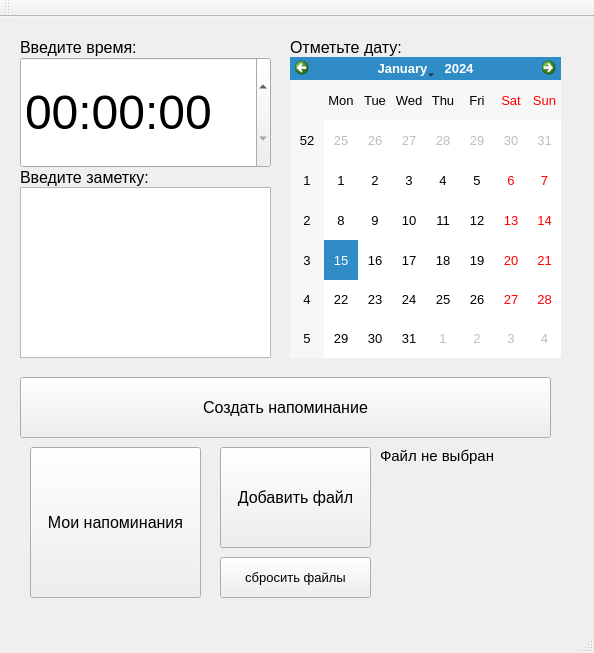
The window that mainwindow.ui (slevinsps/reminder) describes before a commit, drawn with Qt 5.
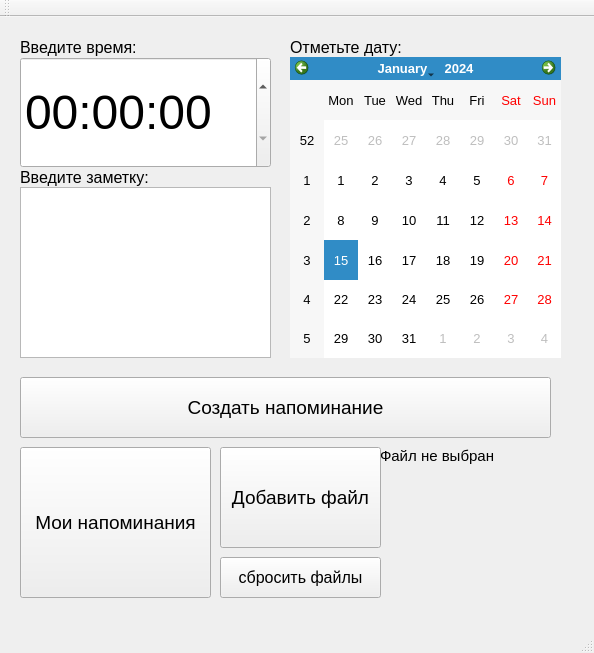
The same window after the commit.

The edit to the form file:
```diff
--- a/mainwindow.ui
+++ b/mainwindow.ui
@@ -61,7 +61,7 @@
     </property>
     <property name="font">
      <font>
-      <pointsize>12</pointsize>
+      <pointsize>14</pointsize>
      </font>
     </property>
     <property name="text">
@@ -81,15 +81,15 @@
    <widget class="QPushButton" name="all_rem_Button">
     <property name="geometry">
      <rect>
-      <x>30</x>
+      <x>20</x>
       <y>430</y>
-      <width>171</width>
+      <width>191</width>
       <height>151</height>
      </rect>
     </property>
     <property name="font">
      <font>
-      <pointsize>12</pointsize>
+      <pointsize>14</pointsize>
      </font>
     </property>
     <property name="text">
@@ -155,13 +155,13 @@
      <rect>
       <x>220</x>
       <y>430</y>
-      <width>151</width>
+      <width>161</width>
       <height>101</height>
      </rect>
     </property>
     <property name="font">
      <font>
-      <pointsize>12</pointsize>
+      <pointsize>14</pointsize>
      </font>
     </property>
     <property name="text">
@@ -203,13 +203,13 @@
      <rect>
       <x>220</x>
       <y>540</y>
-      <width>151</width>
+      <width>161</width>
       <height>41</height>
      </rect>
     </property>
     <property name="font">
      <font>
-      <pointsize>10</pointsize>
+      <pointsize>12</pointsize>
      </font>
     </property>
     <property name="text">
```
Left out of the diff: 5 changed lines with no effect on the pictures.
